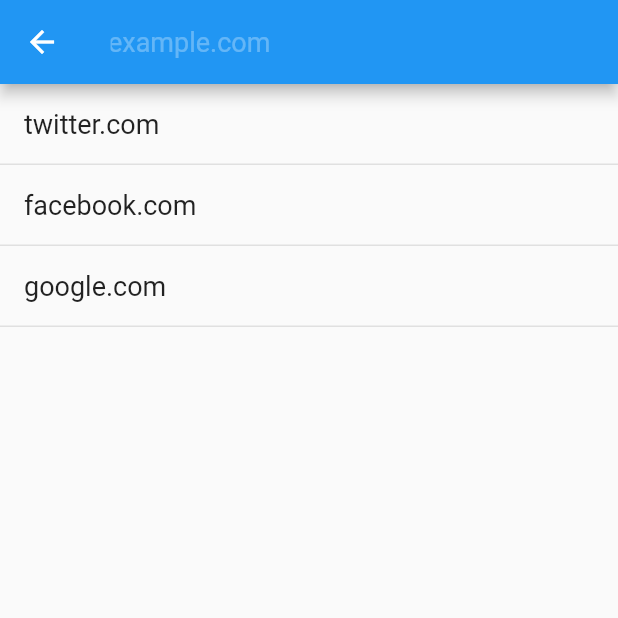
After one commit to najeira/genpass, a Flutter app: the screen it shows after launch, after a tap on the "assignment" icon, on a phone screen of 412 x 824 dp, the top half of it. The commit adds this screen. Run offline on Flutter 3.47's test engine with Material 2 defaults, Android fonts, the light colour scheme and no system bars; our stand-ins replace shared_preferences.

Commit message:
add history page

```diff
--- /dev/null
+++ b/lib/history.dart
@@ -0,0 +1,133 @@
+import 'package:flutter/material.dart';
+
+class HistoryPage extends StatefulWidget {
+  final String text;
+
+  HistoryPage(this.text);
+
+  @override
+  State<StatefulWidget> createState() {
+    return new HistoryPageState();
+  }
+}
+
+class HistoryPageState extends State<HistoryPage> {
+  FocusNode focusNode = new FocusNode();
+  TextEditingController textEditingController;
+
+  String searchText;
+
+  final List<String> entries = <String>[];
+  List<String> targets = <String>[];
+
+  @override
+  void initState() {
+    super.initState();
+
+    textEditingController = new TextEditingController(text: widget.text);
+
+    entries.add("twitter.com");
+    entries.add("facebook.com");
+    entries.add("google.com");
+
+    onSearchTextChanged(widget.text);
+  }
+
+  @override
+  Widget build(BuildContext context) {
+    final String text = textEditingController.text;
+    final bool hasText = text != null && text.isNotEmpty;
+
+    final ThemeData themeData = Theme.of(context);
+    final TextStyle inputStyle = themeData.textTheme.subhead;
+    return new Scaffold(
+      appBar: new AppBar(
+        title: new Theme(
+          data: themeData.copyWith(
+            //accentColor: Colors.white,
+            primaryColor: Colors.white70,
+            hintColor: Colors.white30,
+          ),
+          child: new TextField(
+            controller: textEditingController,
+            focusNode: focusNode,
+            decoration: new InputDecoration(
+              //icon: new Icon(Icons.search),
+              //hideDivider: true,
+              hintText: "example.com",
+              hintStyle: inputStyle.copyWith(
+                color: Colors.white30,
+                fontSize: 18.0,
+              ),
+            ),
+            style: inputStyle.copyWith(
+              color: focusNode.hasFocus ? Colors.white : Colors.white70,
+              fontSize: 18.0,
+            ),
+            keyboardType: TextInputType.emailAddress,
+            onChanged: onSearchTextChanged,
+            //onSubmitted: (String value) {
+            //  onSearchTextChanged(value);
+            //},
+            autofocus: !hasText,
+          ),
+        ),
+      ),
+      body: new ListView(
+        children: new List.generate(targets.length, (int index) {
+          return buildItem(context, targets[index]);
+        }),
+      ),
+    );
+  }
+
+  Widget buildItem(BuildContext context, String value) {
+    return new InkWell(
+      onTap: () {
+        onItemPressed(value);
+      },
+      child: new Container(
+        padding: const EdgeInsets.fromLTRB(16.0, 16.0, 16.0, 16.0),
+        decoration: new BoxDecoration(
+          border: new Border(bottom: new BorderSide(
+            color: Colors.grey[300],
+          )),
+        ),
+        child: new Text(value, style: const TextStyle(
+          fontSize: 18.0,
+          //fontWeight: FontWeight.w500,
+        )),
+      ),
+    );
+  }
+
+  void onItemPressed(String value) {
+    Navigator.of(context)?.maybePop(value);
+  }
+
+  void onSearchTextChanged(String value) {
+    searchText = value;
+
+    if (value == null || value.isEmpty) {
+      setState(() {
+        targets = entries;
+      });
+      return;
+    }
+
+    var matches = entries.where((String entry) {
+      if (entry.contains(value)) {
+        return true;
+      }
+      return false;
+    }).toList();
+
+    if (targets.length == matches.length) {
+      return;
+    }
+
+    setState(() {
+      targets = matches;
+    });
+  }
+}
--- a/lib/main.dart
+++ b/lib/main.dart
@@ -3,6 +3,8 @@
 
 import 'crypto.dart';
 import 'service.dart';
+
+import 'history.dart';
 import 'settings.dart';
 
 void main() {
@@ -116,7 +118,7 @@
                 });
               },
               actionIcon: Icons.assignment,
-              onPressed: null,
+              onPressed: onHistoryPressed,
             ),
           ),
           new Container(
@@ -297,6 +299,24 @@
     return null;
   }
 
+  void onHistoryPressed() {
+    final String siteText = siteTextController.text;
+    var future = Navigator.of(context)?.push(
+      new MaterialPageRoute<String>(
+        builder: (BuildContext context) {
+          return new HistoryPage(siteText);
+        },
+      ),
+    );
+    future.then((String siteText) {
+      if (siteText != null && siteText.isNotEmpty) {
+        setState(() {
+          this.siteTextController.text = siteText;
+        });
+      }
+    });
+  }
+
   void onSettingsPressed() {
     var future = Navigator.of(context)?.push(
       new MaterialPageRoute<Settings>(
```
